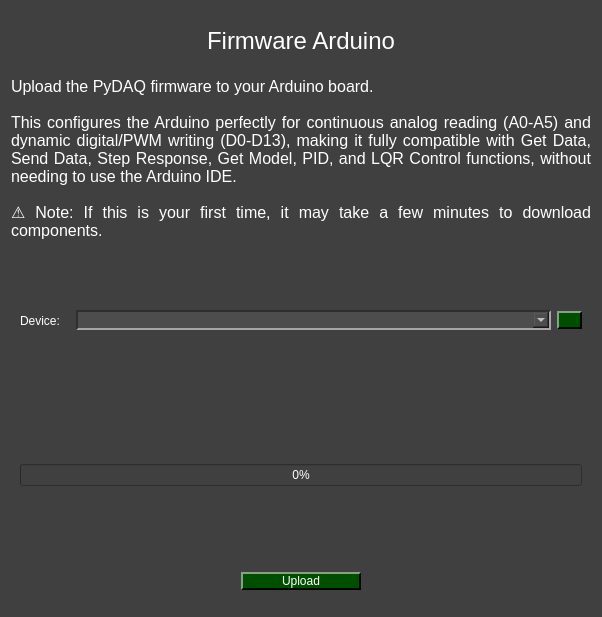
Before: the Qt Designer form pydaq/uis/PyDAQ_Firmware_Arduino.ui in viniciusfs14/pydaq, drawn with Qt 5.
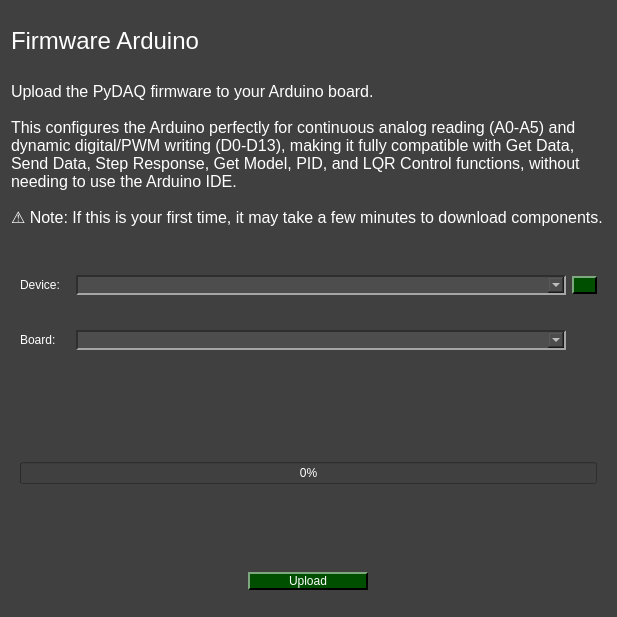
After: the same form once the commit is applied. Icons and pictures are not drawn.

Commit message: feat(firmware): support multi-board FQBN and dynamic compilation

Patch:
```diff
--- a/pydaq/uis/PyDAQ_Firmware_Arduino.ui
+++ b/pydaq/uis/PyDAQ_Firmware_Arduino.ui
@@ -6,7 +6,7 @@
    <rect>
     <x>0</x>
     <y>0</y>
-    <width>602</width>
+    <width>617</width>
     <height>617</height>
    </rect>
   </property>
@@ -358,9 +358,6 @@
      <property name="text">
       <string>Firmware Arduino</string>
      </property>
-     <property name="alignment">
-      <set>Qt::AlignmentFlag::AlignCenter</set>
-     </property>
      <property name="wordWrap">
       <bool>false</bool>
      </property>
@@ -393,8 +390,21 @@
    </item>
    <item row="2" column="0">
     <widget class="QWidget" name="device_widget" native="true">
-     <layout class="QHBoxLayout" name="horizontalLayout_2">
-      <item>
+     <layout class="QGridLayout" name="gridLayout_2">
+      <item row="0" column="2">
+       <widget class="QPushButton" name="reload_devices">
+        <property name="maximumSize">
+         <size>
+          <width>25</width>
+          <height>16777215</height>
+         </size>
+        </property>
+        <property name="text">
+         <string/>
+        </property>
+       </widget>
+      </item>
+      <item row="0" column="0">
        <widget class="QLabel" name="label_device">
         <property name="maximumSize">
          <size>
@@ -407,22 +417,19 @@
         </property>
        </widget>
       </item>
-      <item>
+      <item row="0" column="1">
        <widget class="QComboBox" name="device_combo"/>
       </item>
-      <item>
-       <widget class="QPushButton" name="reload_devices">
-        <property name="maximumSize">
-         <size>
-          <width>25</width>
-          <height>16777215</height>
-         </size>
-        </property>
+      <item row="1" column="0">
+       <widget class="QLabel" name="label_3">
         <property name="text">
-         <string/>
+         <string>Board:</string>
         </property>
        </widget>
       </item>
+      <item row="1" column="1">
+       <widget class="QComboBox" name="board_combo"/>
+      </item>
      </layout>
     </widget>
    </item>
@@ -461,9 +468,6 @@
      <property name="textFormat">
       <enum>Qt::TextFormat::PlainText</enum>
      </property>
-     <property name="alignment">
-      <set>Qt::AlignmentFlag::AlignJustify|Qt::AlignmentFlag::AlignTop</set>
-     </property>
      <property name="wordWrap">
       <bool>true</bool>
      </property>
```
Left out of the diff: 2 changed lines with no effect on the pictures. The commit also changes 2 other files.
